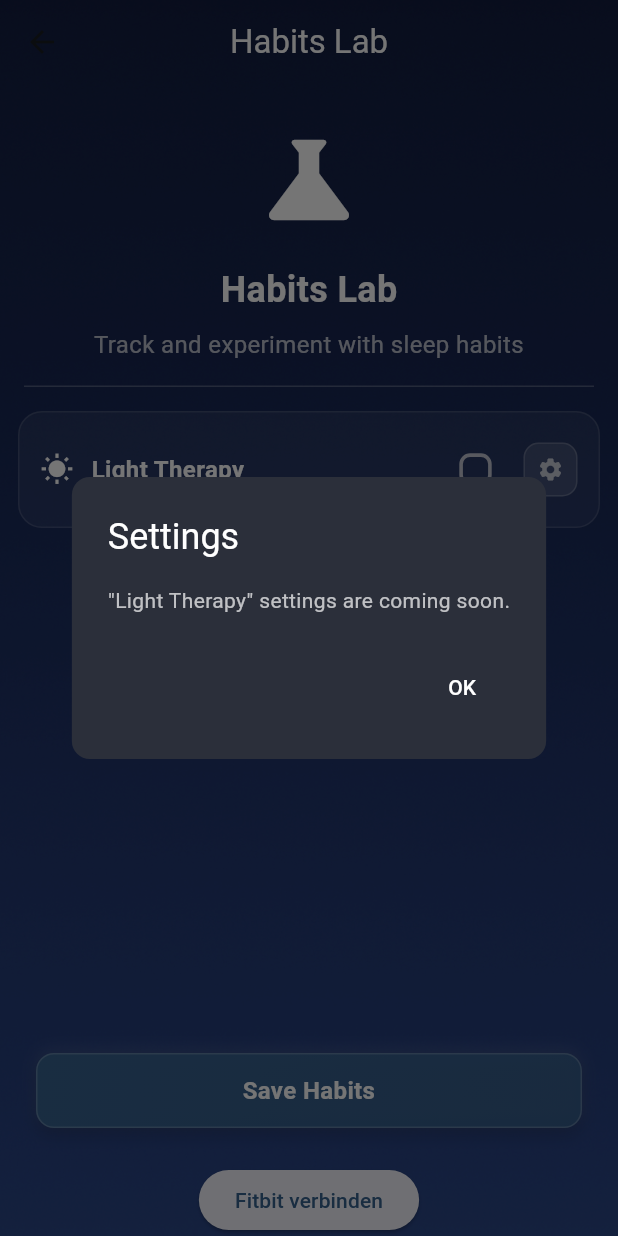
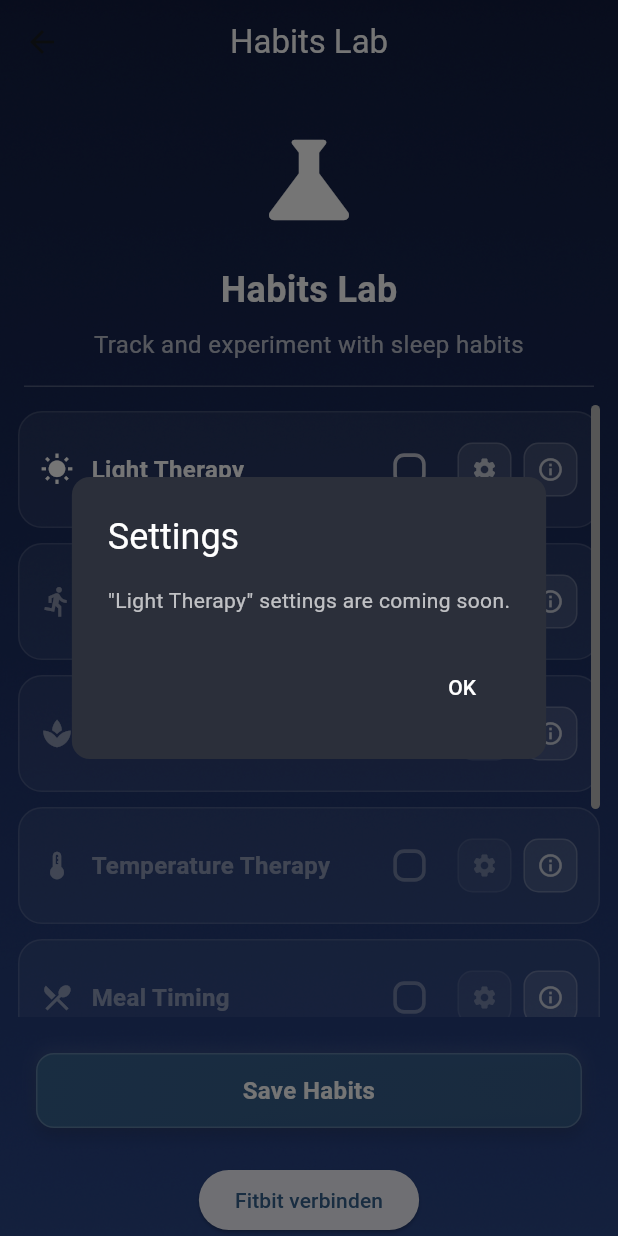
Before and after one commit to Veit-Kramer-Schoeggl/sleepbalance, a Flutter app: the HabitsScreen screen opened directly, after a tap on the "settings" icon, on a phone screen of 412 x 824 dp. Run offline on Flutter 3.47's test engine with Material 3 defaults, Android fonts, the phone set to English and light mode, and no system bars; our stand-ins replace dio, flutter_dotenv, flutter_timezone, shared_preferences, sqflite; missing offline and left inert: cryptography, fitbitter; accounts and stored records are empty.

Commit message:
git commit -m "Show all modules in Habits with coming-soon behavior"

```diff
--- a/lib/features/habits_lab/presentation/screens/habits_screen.dart
+++ b/lib/features/habits_lab/presentation/screens/habits_screen.dart
@@ -179,7 +179,8 @@ class _ModulesList extends StatelessWidget {
 
     // Loading state
     if (viewModel.isLoading) {
-      return const Center(child: CircularProgressIndicator());
+      return const Center(child: CircularProgressIndicator()
+      );
     }
 
     // Error state
@@ -230,7 +231,16 @@ class _ModulesList extends StatelessWidget {
           final module = modules[index];
           final isOn = viewModel.isModuleActive(module.id);
 
-          return Container(
+          final bool isImplemented = module.isAvailable;
+
+          return InkWell(
+            borderRadius: BorderRadius.circular(16),
+            onTap: () {
+              if (!isImplemented) {
+                _showComingSoonDialog(context, module.displayName);
+              }
+            },
+              child: Container(
                 decoration: BoxDecoration(
                   color: Colors.white.withOpacity(0.06),
                   borderRadius: BorderRadius.circular(16),
@@ -241,15 +251,20 @@ class _ModulesList extends StatelessWidget {
               child: Row(
                 children: [
                   // Left icon (from metadata)
-                  Icon(
+                  Opacity(
+                    opacity: isImplemented ? 1.0 : 0.45,
+                    child: Icon(
                       module.icon,
                       size: 22,
                       color: Colors.white,
+                    ),
                   ),
                   const SizedBox(width: 12),
 
                   // Title (from metadata)
                   Expanded(
+                    child: Opacity(
+                      opacity: isImplemented ? 1.0 : 0.45,
                         child: Text(
                           module.displayName,
                           style: const TextStyle(
@@ -259,13 +274,20 @@ class _ModulesList extends StatelessWidget {
                           ),
                         ),
                     ),
+                  ),
 
                   // Checkbox – state from ViewModel
-                  Transform.scale(
+                  Opacity(
+                    opacity: isImplemented ? 1.0 : 0.45,
+                    child: Transform.scale(
                       scale: 1.2,
                       child: Checkbox(
                         value: isOn,
                         onChanged: (_) {
+                          if (!isImplemented) {
+                            _showComingSoonDialog(context, module.displayName);
+                            return;
+                          }
                           viewModel.toggleModule(userId, module.id);
                         },
                         activeColor: Theme.of(context).colorScheme.primary,
@@ -279,6 +301,8 @@ class _ModulesList extends StatelessWidget {
                         ),
                       ),
                     ),
+                  ),
+
 
                   const SizedBox(width: 8),
 
@@ -286,7 +310,14 @@ class _ModulesList extends StatelessWidget {
                   // TODO: Navigate to module-specific config screen
                   // Should call: viewModel.openModuleConfig(context, userId, moduleId)
 
-                  _GearButton(onTap: () {
+                  Opacity(
+                    opacity: isImplemented ? 1.0 : 0.45,
+                    child: _GearButton(
+                      onTap: () {
+                        if (!isImplemented) {
+                          _showComingSoonDialog(context, module.displayName);
+                          return;
+                        }
                         showDialog(
                           context: context,
                           builder: (_) => AlertDialog(
@@ -313,8 +344,48 @@ class _ModulesList extends StatelessWidget {
                             ],
                           ),
                         );
-                  }),
+                      },
+                    ),
+                  ),
+
+                  const SizedBox(width: 8),
+
+                  GestureDetector(
+                    behavior: HitTestBehavior.opaque,
+                    onTap: () {
+                      showDialog(
+                        context: context,
+                        builder: (_) => AlertDialog(
+                          backgroundColor: const Color(0xFF2B2F3A),
+                          shape: RoundedRectangleBorder(
+                            borderRadius: BorderRadius.circular(12),
+                          ),
+                          title: Text(
+                            '${module.displayName} – Info',
+                            style: const TextStyle(color: Colors.white),
+                          ),
+                          content: Text(
+                            'Info about "${module.displayName}".\n\n(Replace later with real text.)',
+                            style: const TextStyle(color: Colors.white70),
+                          ),
+                          actions: [
+                            TextButton(
+                              onPressed: () => Navigator.pop(context),
+                              child: const Text(
+                                'OK',
+                                style: TextStyle(color: Colors.white),
+                              ),
+                            ),
                           ],
+                        ),
+                      );
+                    },
+                    child: _InfoButton(),
+                  ),
+
+
+                ],
+              ),
             ),
           ),
           );
@@ -322,6 +393,45 @@ class _ModulesList extends StatelessWidget {
       ),
     );
   }
+}
+
+class _InfoButton extends StatelessWidget {
+  const _InfoButton({super.key});
+
+  @override
+  Widget build(BuildContext context) {
+    return Container(
+      padding: const EdgeInsets.all(8),
+      decoration: BoxDecoration(
+        color: Colors.white.withOpacity(0.12),
+        borderRadius: BorderRadius.circular(10),
+        border: Border.all(color: Colors.white.withOpacity(0.18)),
+      ),
+      child: const Icon(Icons.info_outline, size: 18, color: Colors.white70),
+    );
+  }
+}
+
+
+void _showComingSoonDialog(BuildContext context, String moduleName) {
+  showDialog(
+    context: context,
+    builder: (_) => AlertDialog(
+      backgroundColor: const Color(0xFF2B2F3A),
+      shape: RoundedRectangleBorder(borderRadius: BorderRadius.circular(12)),
+      title: const Text('Coming soon', style: TextStyle(color: Colors.white)),
+      content: Text(
+        '"$moduleName" is coming soon.',
+        style: const TextStyle(color: Colors.white70),
+      ),
+      actions: [
+        TextButton(
+          onPressed: () => Navigator.pop(context),
+          child: const Text('OK', style: TextStyle(color: Colors.white)),
+        ),
+      ],
+    ),
+  );
 }
 
 // Small "settings" button with pill look
--- a/lib/features/habits_lab/presentation/viewmodels/habits_viewmodel.dart
+++ b/lib/features/habits_lab/presentation/viewmodels/habits_viewmodel.dart
@@ -34,7 +34,7 @@ class HabitsViewModel extends ChangeNotifier {
       _isLoading = true;
       notifyListeners();
 
-      _availableModules = getAvailableModules();
+      _availableModules = getAllModules();
 
       _userConfigs = await repository.getAllModuleConfigs(userId);
 
@@ -93,6 +93,8 @@ class HabitsViewModel extends ChangeNotifier {
       _errorMessage = null;
 
       for (final module in _availableModules) {
+        if (!module.isAvailable) continue;
+
         final isActive = isModuleActive(module.id);
 
         // Persist selection
--- a/lib/modules/shared/constants/module_metadata.dart
+++ b/lib/modules/shared/constants/module_metadata.dart
@@ -156,3 +156,8 @@ List<ModuleMetadata> getAvailableModules() {
 List<ModuleMetadata> getPlannedModules() {
   return moduleMetadata.values.where((m) => !m.isAvailable).toList();
 }
+
+/// Get all modules (implemented + planned)
+List<ModuleMetadata> getAllModules() {
+  return moduleMetadata.values.toList();
+}
```
Lines whose indentation alone changed are shown as unchanged.
